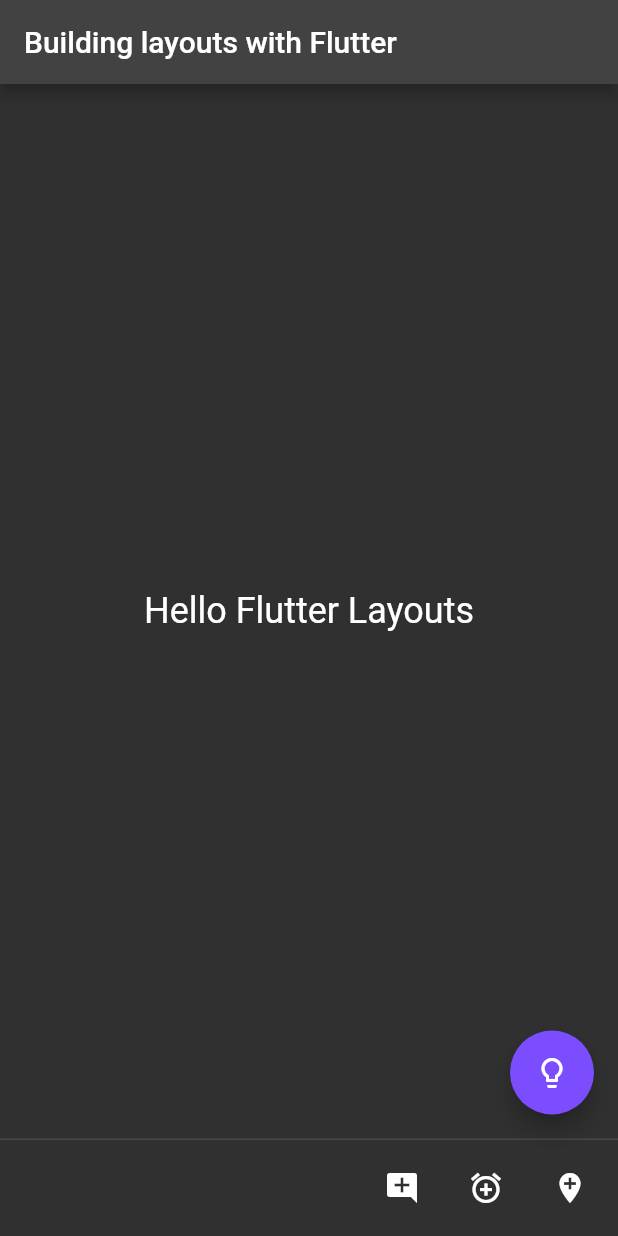
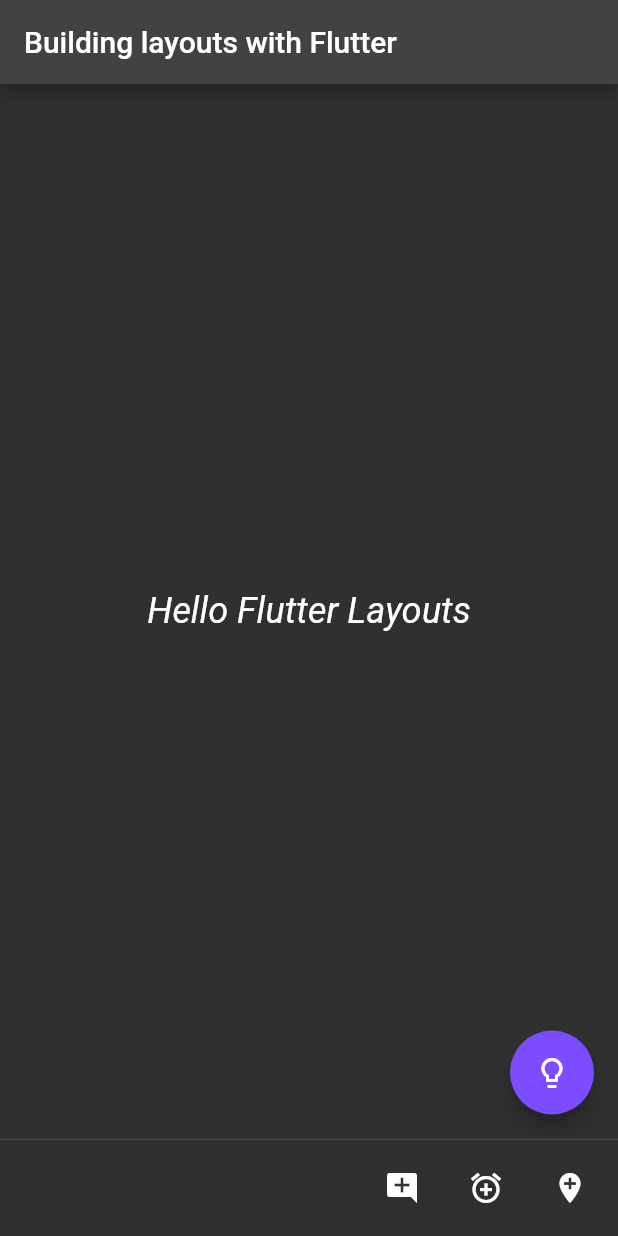
Before and after one commit to MonikaSliciute/hello-layouts, a Flutter app: the screen it shows after launch, on a phone screen of 412 x 824 dp. Run offline on Flutter 3.47's test engine with Material 2 defaults, Android fonts, the phone set to English and light mode, and no system bars.

Commit message:
Changed the text style in ThemeData

```diff
--- a/lib/main.dart
+++ b/lib/main.dart
@@ -12,6 +12,12 @@ class MyApp extends StatelessWidget {
         brightness: Brightness.dark,
         primaryColor: Color(0xFF009688),
         accentColor: Color(0xFF7C4DFF),
+        textTheme: TextTheme(
+          bodyText2: TextStyle(
+            fontSize: 24,
+            fontStyle: FontStyle.italic,
+          ),
+        ),
       ),
       home: Scaffold(
         appBar: AppBar(
@@ -20,7 +26,6 @@ class MyApp extends StatelessWidget {
         body: Center(
           child: Text(
             "Hello Flutter Layouts",
-            style: TextStyle(fontSize: 24),
           ),
         ),
         floatingActionButton: FloatingActionButton(
```
